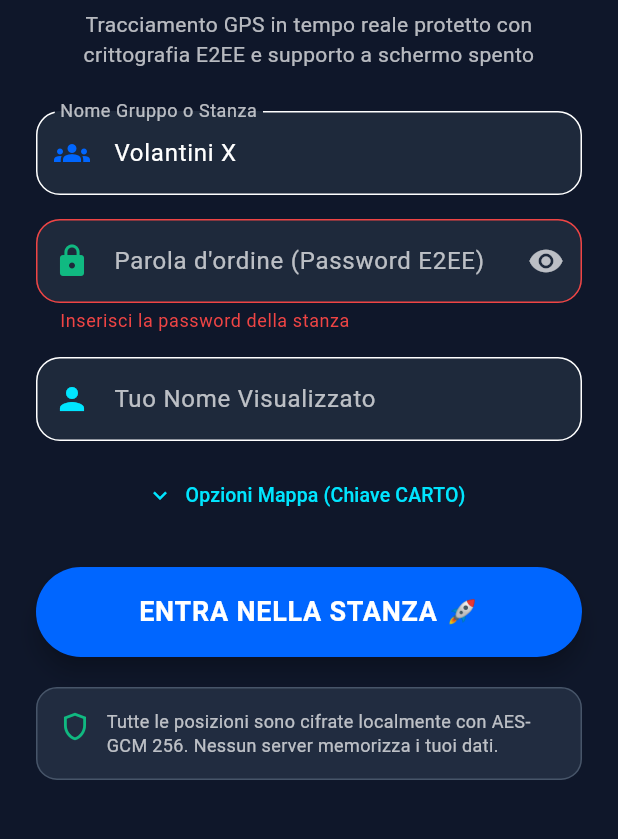
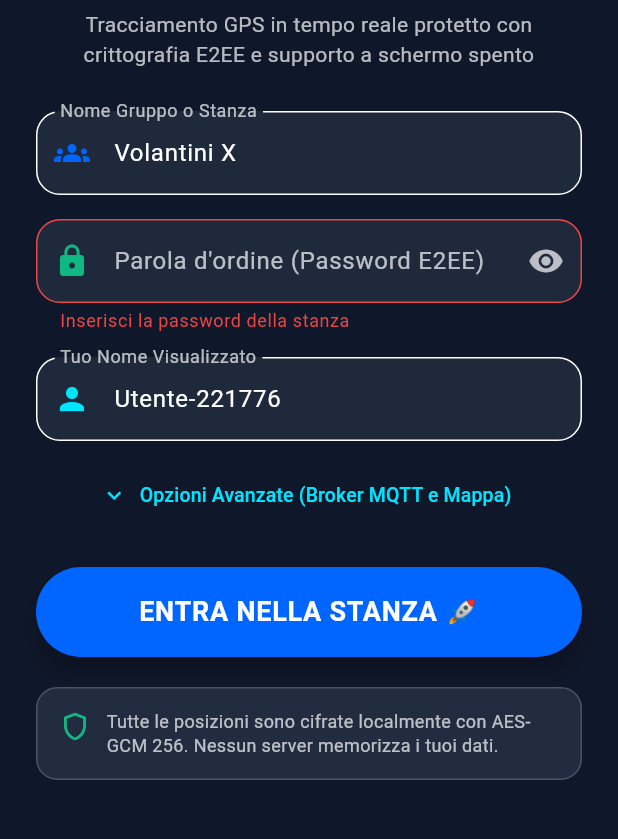
Before and after one commit to alcio313/5passi, a Flutter app: the screen it shows after launch, after a tap on "ENTRA NELLA STANZA 🚀", on a phone screen of 412 x 824 dp, the part 327-1166 px from its top. Run offline on Flutter 3.47's test engine with Material 3 defaults, Android fonts, the phone set to English and light mode, and no system bars; our stand-ins replace flutter_local_notifications, flutter_map, geolocator, latlong2, shared_preferences; missing offline and left inert: cryptography, flutter_background_service, mqtt_client.

Commit message:
fix(mqtt): add TLS 8883 support, cleartext permissions and dedicated HiveMQ Cloud integration

```diff
--- a/lib/core/constants/app_config.dart
+++ b/lib/core/constants/app_config.dart
@@ -1,9 +1,23 @@
 /// Configuration parameters matching the web app
 class AppConfig {
-  // MQTT Network (Uses native TCP port 1883 or WSS port 8084)
-  static const String mqttBrokerHost = 'broker.emqx.io';
+  // MQTT Network (Private HiveMQ Cloud cluster in EU with TLS port 8883 and WSS port 8884)
+  static const String mqttBrokerHost =
+      '02c32905ccdb4e97b9cd3860b9ae6f14.s1.eu.hivemq.cloud';
+  static const String fallbackBrokerHost = 'broker.emqx.io';
+  static const int mqttTlsPort = 8883;
   static const int mqttTcpPort = 1883;
-  static const int mqttWssPort = 8084;
+  static const int mqttWssPort = 8884;
+  static const String mqttWssPath = '/mqtt';
+
+  // HiveMQ Cloud Dedicated Credentials
+  static const String defaultMqttUsername = 'tracker_user';
+  static const String defaultMqttPassword = r'=$GuL>X#N9G;Yum';
+
+  static const List<String> availableBrokers = [
+    '02c32905ccdb4e97b9cd3860b9ae6f14.s1.eu.hivemq.cloud',
+    'broker.emqx.io',
+    'broker.hivemq.com',
+  ];
   static const String topicPrefix = 'geotrack_minimal_v1';
 
   // Sampling & Battery Optimization
--- a/lib/providers/tracker_provider.dart
+++ b/lib/providers/tracker_provider.dart
@@ -3,6 +3,7 @@ import 'dart:math';
 import 'package:flutter/material.dart';
 import 'package:shared_preferences/shared_preferences.dart';
 import '../core/constants/app_colors.dart';
+import '../core/constants/app_config.dart';
 import '../core/utils/room_slug.dart';
 import '../models/location_point.dart';
 import '../models/peer_user.dart';
@@ -18,9 +19,9 @@ class TrackerProvider extends ChangeNotifier {
   late final MqttService mqttService;
   final LocationService locationService = LocationService();
 
-  // User Identity
-  String _myId = '';
-  String _myName = '';
+  // User Identity (initialized synchronously to prevent empty ID race condition)
+  String _myId = 'user-${Random().nextInt(999999).toString().padLeft(6, '0')}';
+  String _myName = 'Utente';
   Color _myColor = AppColors.userPalette.first;
 
   // Room State
@@ -28,6 +29,9 @@ class TrackerProvider extends ChangeNotifier {
   String _roomId = 'volantini-x';
   String _roomPassword = '';
   String _cartoKey = '';
+  String _brokerHost = AppConfig.mqttBrokerHost;
+  String _brokerUsername = AppConfig.defaultMqttUsername;
+  String _brokerPassword = AppConfig.defaultMqttPassword;
 
   // Tracking State
   bool _isTracking = true;
@@ -47,6 +51,11 @@ class TrackerProvider extends ChangeNotifier {
   String get roomId => _roomId;
   String get roomPassword => _roomPassword;
   String get cartoKey => _cartoKey;
+  String get brokerHost => _brokerHost;
+  String get brokerUsername => _brokerUsername;
+  String get brokerPassword => _brokerPassword;
+  String? get lastError => mqttService.lastError;
+  String? get activeBroker => mqttService.activeBroker;
   bool get isTracking => _isTracking;
   bool get isInRoom => _isInRoom;
   bool get isConnected => mqttService.isConnected;
@@ -56,19 +65,27 @@ class TrackerProvider extends ChangeNotifier {
       _peers.values.where((p) => p.isOnline).toList();
 
   TrackerProvider() {
+    _myName = 'Utente-${_myId.substring(5)}';
+    _myColor = AppColors.getColorForId(_myId);
     mqttService = MqttService(cryptoService: cryptoService);
     _initIdentity();
   }
 
   Future<void> _initIdentity() async {
     final prefs = await SharedPreferences.getInstance();
-    _myId = prefs.getString('tracker_my_id') ??
-        'user-${Random().nextInt(999999).toString().padLeft(6, '0')}';
-    await prefs.setString('tracker_my_id', _myId);
+    final savedId = prefs.getString('tracker_my_id');
+    if (savedId != null && savedId.trim().isNotEmpty) {
+      _myId = savedId.trim();
+    } else {
+      await prefs.setString('tracker_my_id', _myId);
+    }
 
     _myName = prefs.getString('tracker_my_name') ?? 'Utente-${_myId.substring(5)}';
     _myColor = AppColors.getColorForId(_myId);
     _cartoKey = prefs.getString('tracker_carto_key') ?? '';
+    _brokerHost = prefs.getString('tracker_mqtt_broker') ?? AppConfig.mqttBrokerHost;
+    _brokerUsername = prefs.getString('tracker_mqtt_username') ?? AppConfig.defaultMqttUsername;
+    _brokerPassword = prefs.getString('tracker_mqtt_password') ?? AppConfig.defaultMqttPassword;
     notifyListeners();
   }
 
@@ -78,6 +95,9 @@ class TrackerProvider extends ChangeNotifier {
     required String password,
     String? userName,
     String? cartoKey,
+    String? brokerHost,
+    String? brokerUsername,
+    String? brokerPassword,
   }) async {
     final prefs = await SharedPreferences.getInstance();
 
@@ -95,12 +115,38 @@ class TrackerProvider extends ChangeNotifier {
       await prefs.setString('tracker_carto_key', _cartoKey);
     }
 
+    if (brokerHost != null && brokerHost.trim().isNotEmpty) {
+      _brokerHost = brokerHost.trim();
+      await prefs.setString('tracker_mqtt_broker', _brokerHost);
+    }
+
+    if (brokerUsername != null && brokerUsername.trim().isNotEmpty) {
+      _brokerUsername = brokerUsername.trim();
+      await prefs.setString('tracker_mqtt_username', _brokerUsername);
+    }
+
+    if (brokerPassword != null && brokerPassword.trim().isNotEmpty) {
+      _brokerPassword = brokerPassword.trim();
+      await prefs.setString('tracker_mqtt_password', _brokerPassword);
+    }
+
+    if (_myId.isEmpty) {
+      _myId = 'user-${Random().nextInt(999999).toString().padLeft(6, '0')}';
+    }
+
     // Derive E2EE Key
     await cryptoService.deriveKey(password: _roomPassword, roomId: _roomId);
 
     // Connect to MQTT Broker
-    final connected = await mqttService.connect(roomId: _roomId, myId: _myId);
+    final connected = await mqttService.connect(
+      roomId: _roomId,
+      myId: _myId,
+      brokerHost: _brokerHost,
+      username: _brokerUsername,
+      password: _brokerPassword,
+    );
     if (!connected) {
+      notifyListeners();
       return false;
     }
 
@@ -120,6 +166,9 @@ class TrackerProvider extends ChangeNotifier {
       myId: _myId,
       myName: _myName,
       myColorHex: '#${_myColor.toARGB32().toRadixString(16).padLeft(8, '0').substring(2)}',
+      brokerHost: _brokerHost,
+      brokerUsername: _brokerUsername,
+      brokerPassword: _brokerPassword,
     );
 
     if (_isTracking) {
--- a/lib/ui/screens/join_room_screen.dart
+++ b/lib/ui/screens/join_room_screen.dart
@@ -17,6 +17,7 @@ class _JoinRoomScreenState extends State<JoinRoomScreen> {
   late final TextEditingController _pwdController;
   late final TextEditingController _nameController;
   late final TextEditingController _cartoKeyController;
+  late final TextEditingController _brokerController;
 
   bool _obscurePwd = true;
   bool _isLoading = false;
@@ -30,7 +31,13 @@ class _JoinRoomScreenState extends State<JoinRoomScreen> {
     _pwdController = TextEditingController();
     _nameController = TextEditingController(text: tracker.myName);
     _cartoKeyController = TextEditingController(text: tracker.cartoKey);
+    _brokerController = TextEditingController(text: tracker.brokerHost);
+    _brokerUserController = TextEditingController(text: tracker.brokerUsername);
+    _brokerPasswordController = TextEditingController(text: tracker.brokerPassword);
   }
+
+  late final TextEditingController _brokerUserController;
+  late final TextEditingController _brokerPasswordController;
 
   @override
   void dispose() {
@@ -38,6 +45,9 @@ class _JoinRoomScreenState extends State<JoinRoomScreen> {
     _pwdController.dispose();
     _nameController.dispose();
     _cartoKeyController.dispose();
+    _brokerController.dispose();
+    _brokerUserController.dispose();
+    _brokerPasswordController.dispose();
     super.dispose();
   }
 
@@ -52,15 +62,31 @@ class _JoinRoomScreenState extends State<JoinRoomScreen> {
       password: _pwdController.text,
       userName: _nameController.text,
       cartoKey: _cartoKeyController.text,
+      brokerHost: _brokerController.text,
+      brokerUsername: _brokerUserController.text,
+      brokerPassword: _brokerPasswordController.text,
     );
 
     setState(() => _isLoading = false);
 
     if (!success && mounted) {
+      final errorDetail = tracker.lastError;
+      final msg = (errorDetail != null && errorDetail.isNotEmpty)
+          ? 'Errore MQTT: $errorDetail'
+          : 'Errore di connessione al broker MQTT. Verifica la rete o prova il broker alternativo nelle Opzioni.';
+
       ScaffoldMessenger.of(context).showSnackBar(
-        const SnackBar(
-          content: Text('Errore di connessione al broker MQTT. Riprova.'),
+        SnackBar(
+          content: Text(msg),
           backgroundColor: AppColors.danger,
+          duration: const Duration(seconds: 6),
+          action: SnackBarAction(
+            label: 'Opzioni',
+            textColor: Colors.white,
+            onPressed: () {
+              setState(() => _showAdvanced = true);
+            },
+          ),
         ),
       );
     }
@@ -204,13 +230,95 @@ class _JoinRoomScreenState extends State<JoinRoomScreen> {
                       color: AppColors.radarCore,
                     ),
                     label: Text(
-                      _showAdvanced ? 'Nascondi Opzioni Mappa' : 'Opzioni Mappa (Chiave CARTO)',
+                      _showAdvanced ? 'Nascondi Opzioni Avanzate' : 'Opzioni Avanzate (Broker MQTT e Mappa)',
                       style: const TextStyle(color: AppColors.radarCore, fontSize: 13),
                     ),
                   ),
 
                   if (_showAdvanced) ...[
-                    const SizedBox(height: 4),
+                    const SizedBox(height: 8),
+
+                    // MQTT Broker Host Field
+                    TextFormField(
+                      controller: _brokerController,
+                      style: const TextStyle(color: Colors.white, fontSize: 14),
+                      decoration: InputDecoration(
+                        labelText: 'Broker MQTT Host',
+                        labelStyle: const TextStyle(color: Colors.white70),
+                        hintText: '02c32905ccdb4e97b9cd3860b9ae6f14.s1.eu.hivemq.cloud',
+                        hintStyle: const TextStyle(color: Colors.white30),
+                        prefixIcon: const Icon(Icons.hub_outlined, color: AppColors.radarCore),
+                        suffixIcon: PopupMenuButton<String>(
+                          icon: const Icon(Icons.arrow_drop_down, color: Colors.white70),
+                          tooltip: 'Seleziona broker MQTT',
+                          onSelected: (val) {
+                            setState(() {
+                              _brokerController.text = val;
+                            });
+                          },
+                          itemBuilder: (context) => const [
+                            PopupMenuItem(
+                              value: '02c32905ccdb4e97b9cd3860b9ae6f14.s1.eu.hivemq.cloud',
+                              child: Text('HiveMQ Cloud UE Dedicato (TLS 8883)'),
+                            ),
+                            PopupMenuItem(
+                              value: 'broker.emqx.io',
+                              child: Text('broker.emqx.io (Pubblico - TLS 8883)'),
+                            ),
+                            PopupMenuItem(
+                              value: 'broker.hivemq.com',
+                              child: Text('broker.hivemq.com (Pubblico Alternativo)'),
+                            ),
+                          ],
+                        ),
+                        filled: true,
+                        fillColor: AppColors.surface,
+                        border: OutlineInputBorder(
+                          borderRadius: BorderRadius.circular(16),
+                          borderSide: const BorderSide(color: AppColors.border),
+                        ),
+                      ),
+                    ),
+                    const SizedBox(height: 12),
+
+                    // MQTT Username Field
+                    TextFormField(
+                      controller: _brokerUserController,
+                      style: const TextStyle(color: Colors.white, fontSize: 14),
+                      decoration: InputDecoration(
+                        labelText: 'MQTT Username (se richiesto dal broker)',
+                        labelStyle: const TextStyle(color: Colors.white70),
+                        prefixIcon: const Icon(Icons.account_circle_outlined, color: AppColors.radarCore),
+                        filled: true,
+                        fillColor: AppColors.surface,
+                        border: OutlineInputBorder(
+                          borderRadius: BorderRadius.circular(16),
+                          borderSide: const BorderSide(color: AppColors.border),
+                        ),
+                      ),
+                    ),
+                    const SizedBox(height: 12),
+
+                    // MQTT Password Field
+                    TextFormField(
+                      controller: _brokerPasswordController,
+                      obscureText: true,
+                      style: const TextStyle(color: Colors.white, fontSize: 14),
+                      decoration: InputDecoration(
+                        labelText: 'MQTT Password (se richiesto dal broker)',
+                        labelStyle: const TextStyle(color: Colors.white70),
+                        prefixIcon: const Icon(Icons.password_outlined, color: AppColors.radarCore),
+                        filled: true,
+                        fillColor: AppColors.surface,
+                        border: OutlineInputBorder(
+                          borderRadius: BorderRadius.circular(16),
+                          borderSide: const BorderSide(color: AppColors.border),
+                        ),
+                      ),
+                    ),
+                    const SizedBox(height: 12),
+
+                    // CARTO Key Field
                     TextFormField(
                       controller: _cartoKeyController,
                       style: const TextStyle(color: Colors.white, fontSize: 14),
```
Also changed, not shown: lib/services/background_service.dart (+24 -2 lines), lib/services/mqtt_service.dart (+182 -29 lines), 2 other files.
